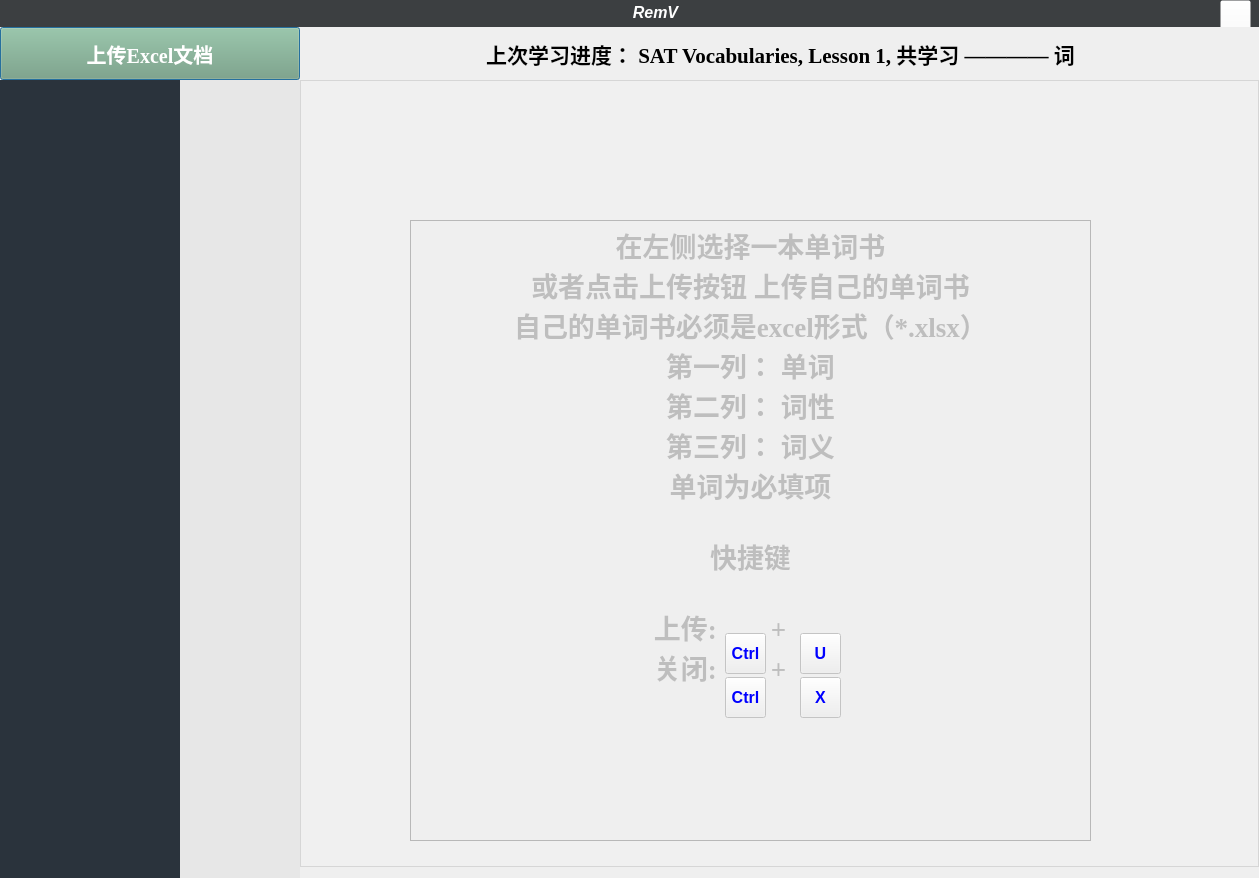
ArmandXiao/RemV, file PyQt5_GUI/RemV_Package/pyFile/FirstGui_ChineseVersion.ui: the form before one commit.
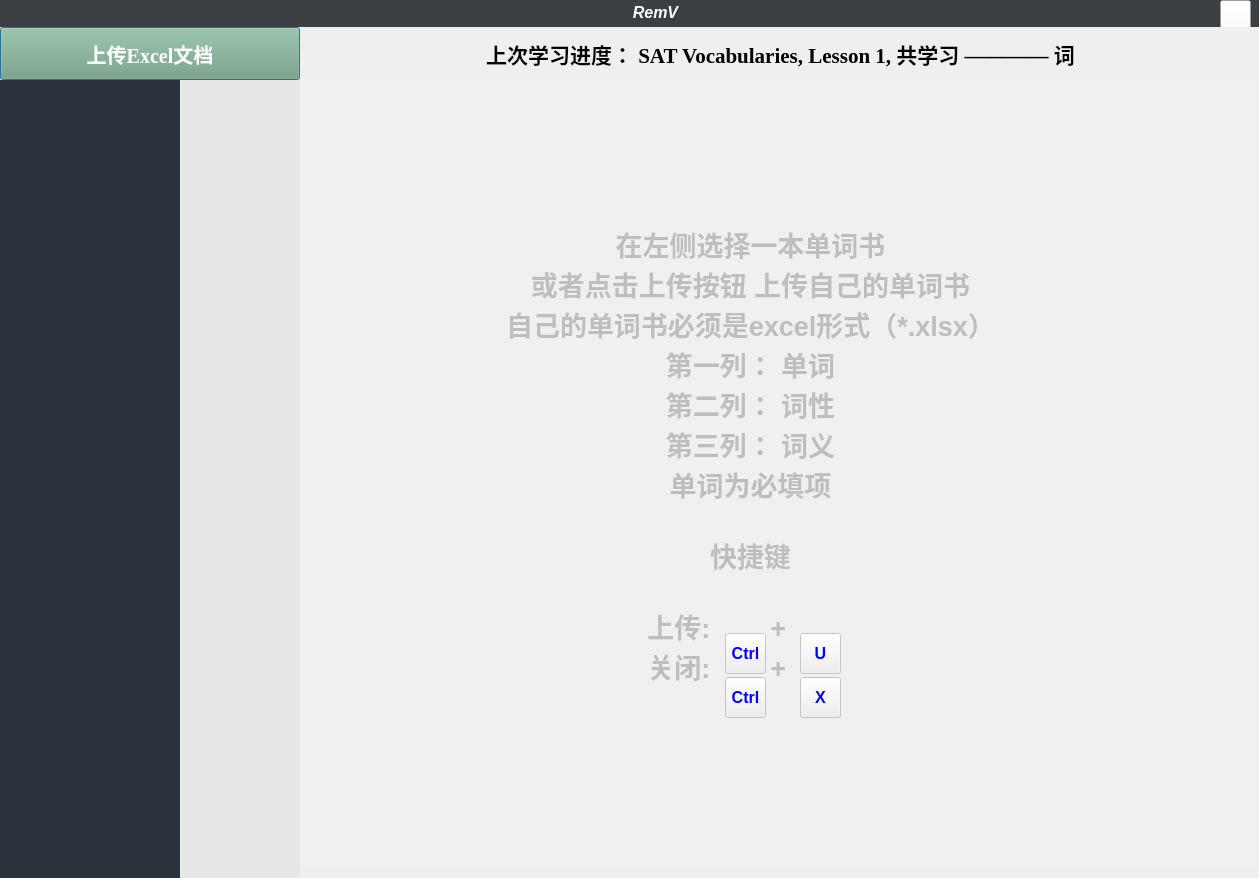
The form after the commit.

Diff of the .ui file:
```diff
--- a/PyQt5_GUI/RemV_Package/pyFile/FirstGui_ChineseVersion.ui
+++ b/PyQt5_GUI/RemV_Package/pyFile/FirstGui_ChineseVersion.ui
@@ -1728,6 +1728,10 @@
             <property name="enabled">
              <bool>false</bool>
             </property>
+            <property name="styleSheet">
+             <string notr="true">background-color: rgb(255,255,255,0);
+border-style: insert</string>
+            </property>
             <property name="html">
              <string>&lt;!DOCTYPE HTML PUBLIC &quot;-//W3C//DTD HTML 4.0//EN&quot; &quot;http://www.w3.org/TR/REC-html40/strict.dtd&quot;&gt;
 &lt;html&gt;&lt;head&gt;&lt;meta name=&quot;qrichtext&quot; content=&quot;1&quot; /&gt;&lt;style type=&quot;text/css&quot;&gt;
@@ -1814,7 +1818,8 @@
           </rect>
          </property>
          <property name="styleSheet">
-          <string notr="true">background-color: rgba(240, 240, 240,120)</string>
+          <string notr="true">background-color: rgba(240, 240, 240,120);
+border-style: outset;</string>
          </property>
          <property name="frameShape">
           <enum>QFrame::StyledPanel</enum>
```
